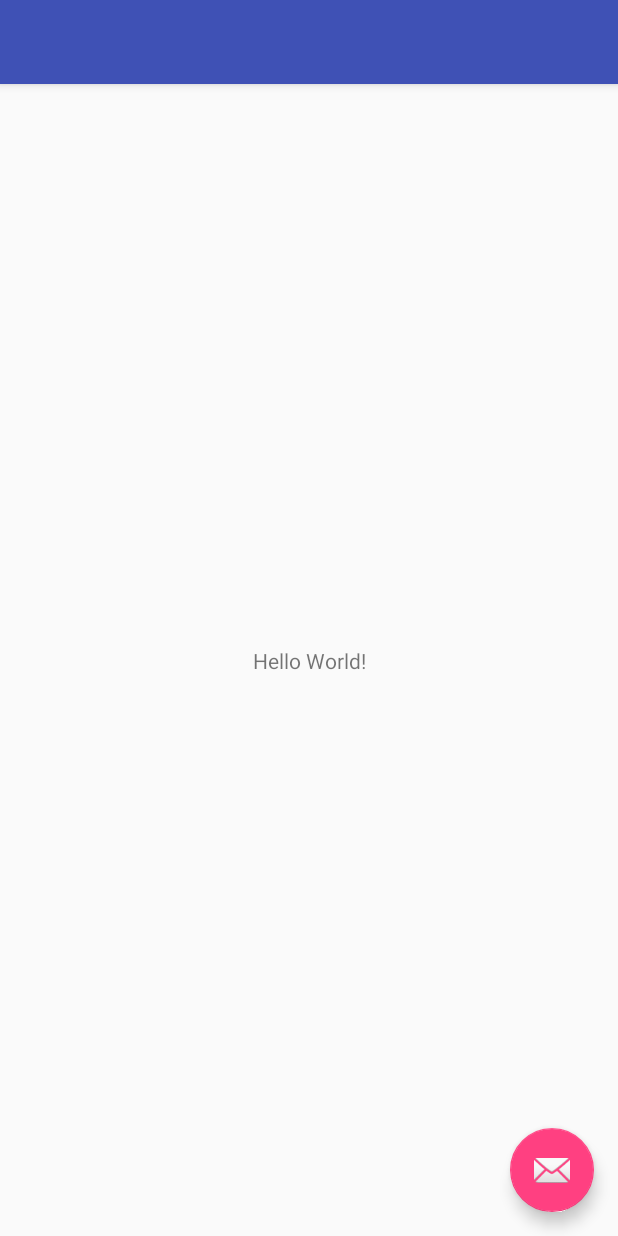
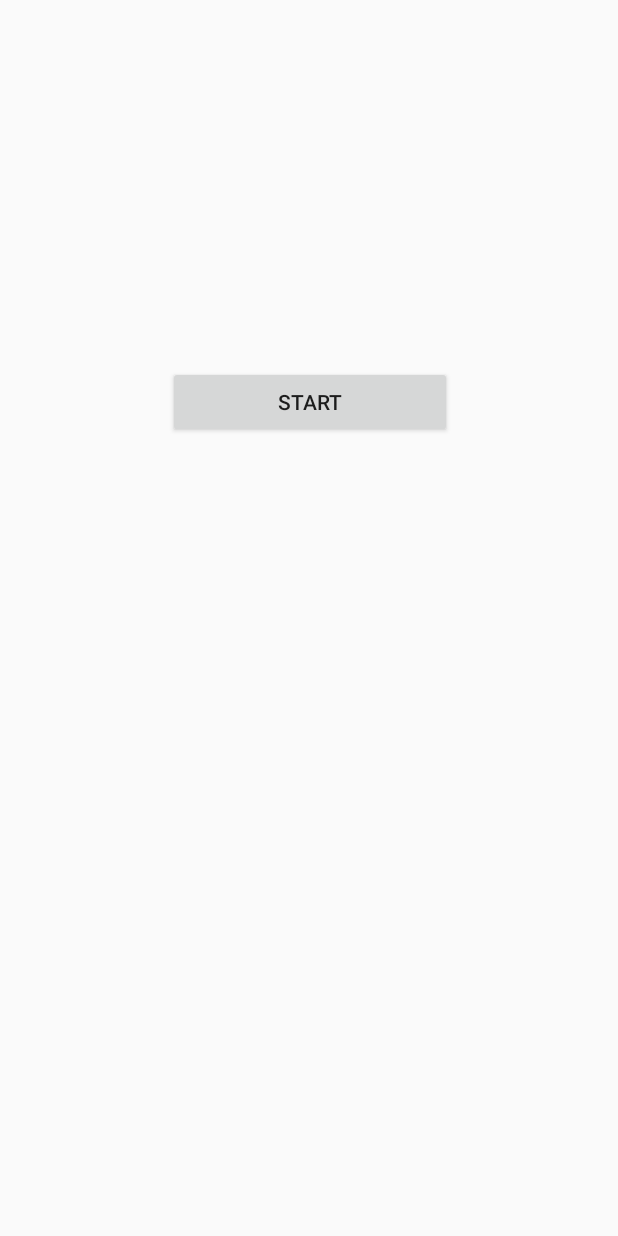
Before and after one commit to S0uthpaw/Faita, an Android app: the layout activity_space_invaders.xml on its own in the app's theme, with its tools: preview values and no code run, on a phone screen of 412 x 824 dp. Run offline under Robolectric (Android 15) with nearby library versions, the phone set to English and light mode, and no system bars.

Commit message:
Removed previous screens - added a barebones placeholder main menu

```diff
--- a/app/build.gradle
+++ b/app/build.gradle
@@ -24,7 +24,7 @@ android {
 
 dependencies {
     implementation fileTree(dir: 'libs', include: ['*.jar'])
-    implementation"org.jetbrains.kotlin:kotlin-stdlib-jre7:$kotlin_version"
+    implementation "org.jetbrains.kotlin:kotlin-stdlib-jre7:$kotlin_version"
     implementation 'com.android.support:appcompat-v7:26.1.0'
     implementation 'com.android.support.constraint:constraint-layout:1.0.2'
     implementation 'com.android.support:design:26.1.0'
--- a/app/src/main/java/com/example/tyler/spaceinvaders_2/Invader.java
+++ b/app/src/main/java/com/example/tyler/spaceinvaders_2/Invader.java
@@ -57,8 +57,8 @@ public class Invader {
         y = row * (length + padding/4);
 
         // Initialize the bitmap
-        bitmap1 = BitmapFactory.decodeResource(context.getResources(), R.drawable.invaderUp);
-        bitmap2 = BitmapFactory.decodeResource(context.getResources(), R.drawable.invaderDown);
+        bitmap1 = BitmapFactory.decodeResource(context.getResources(), R.drawable.invader_up);
+        bitmap2 = BitmapFactory.decodeResource(context.getResources(), R.drawable.invader_down);
 
         // stretch the first bitmap to a size appropriate for the screen resolution
         bitmap1 = Bitmap.createScaledBitmap(bitmap1,
--- a/app/src/main/java/com/example/tyler/spaceinvaders_2/SpaceInvadersActivity.java
+++ b/app/src/main/java/com/example/tyler/spaceinvaders_2/SpaceInvadersActivity.java
@@ -1,6 +1,7 @@
 package com.example.tyler.spaceinvaders_2;
 
 import android.app.Activity;
+import android.content.Intent;
 import android.graphics.Point;
 import android.os.Bundle;
 import android.view.Display;
@@ -18,6 +19,10 @@ public class SpaceInvadersActivity extends Activity {
     // It will also hold the logic of the game
     // and respond to screen touches
     SpaceInvadersView spaceInvadersView;
+
+    public SpaceInvadersActivity() {
+
+    }
 
     @Override
     protected void onCreate(Bundle savedInstanceState) {
--- a/app/src/main/res/layout/activity_space_invaders.xml
+++ b/app/src/main/res/layout/activity_space_invaders.xml
@@ -1,33 +1,34 @@
 <?xml version="1.0" encoding="utf-8"?>
-<android.support.design.widget.CoordinatorLayout xmlns:android="http://schemas.android.com/apk/res/android"
+<android.support.constraint.ConstraintLayout xmlns:android="http://schemas.android.com/apk/res/android"
     xmlns:app="http://schemas.android.com/apk/res-auto"
     xmlns:tools="http://schemas.android.com/tools"
+    android:id="@+id/coordinatorLayout"
     android:layout_width="match_parent"
     android:layout_height="match_parent"
-    tools:context="com.example.tyler.spaceinvaders_2.SpaceInvadersActivity">
+    tools:context="com.example.tyler.spaceinvaders_2.MainMenu">
+
+    <Button
+        android:id="@+id/Start"
+        android:layout_width="189dp"
+        android:layout_height="wrap_content"
+        android:layout_marginTop="244dp"
+        android:onClick="onCreate"
+        android:text="Start"
+        app:layout_constraintEnd_toEndOf="parent"
+        app:layout_constraintHorizontal_bias="0.502"
+        app:layout_constraintStart_toStartOf="parent"
+        app:layout_constraintTop_toTopOf="@+id/appBarLayout" />
 
     <android.support.design.widget.AppBarLayout
-        android:layout_width="match_parent"
+        android:id="@+id/appBarLayout"
+        android:layout_width="0dp"
         android:layout_height="wrap_content"
-        android:theme="@style/AppTheme.AppBarOverlay">
-
-        <android.support.v7.widget.Toolbar
-            android:id="@+id/toolbar"
-            android:layout_width="match_parent"
-            android:layout_height="?attr/actionBarSize"
-            android:background="?attr/colorPrimary"
-            app:popupTheme="@style/AppTheme.PopupOverlay" />
+        android:theme="@style/AppTheme.AppBarOverlay"
+        app:layout_constraintBottom_toTopOf="parent"
+        app:layout_constraintEnd_toEndOf="parent"
+        app:layout_constraintStart_toStartOf="parent"
+        app:layout_constraintTop_toTopOf="parent">
 
     </android.support.design.widget.AppBarLayout>
 
-    <include layout="@layout/content_space_invaders" />
-
-    <android.support.design.widget.FloatingActionButton
-        android:id="@+id/fab"
-        android:layout_width="wrap_content"
-        android:layout_height="wrap_content"
-        android:layout_gravity="bottom|end"
-        android:layout_margin="@dimen/fab_margin"
-        app:srcCompat="@android:drawable/ic_dialog_email" />
-
-</android.support.design.widget.CoordinatorLayout>
+</android.support.constraint.ConstraintLayout>
--- a/app/src/main/res/layout/content_space_invaders.xml
+++ b/app/src/main/res/layout/content_space_invaders.xml
@@ -8,13 +8,4 @@
     tools:context="com.example.tyler.spaceinvaders_2.SpaceInvadersActivity"
     tools:showIn="@layout/activity_space_invaders">
 
-    <TextView
-        android:layout_width="wrap_content"
-        android:layout_height="wrap_content"
-        android:text="Hello World!"
-        app:layout_constraintBottom_toBottomOf="parent"
-        app:layout_constraintLeft_toLeftOf="parent"
-        app:layout_constraintRight_toRightOf="parent"
-        app:layout_constraintTop_toTopOf="parent" />
-
 </android.support.constraint.ConstraintLayout>
--- a/app/src/main/res/menu/menu_space_invaders.xml
+++ b/app/src/main/res/menu/menu_space_invaders.xml
@@ -5,6 +5,5 @@
     <item
         android:id="@+id/action_settings"
         android:orderInCategory="100"
-        android:title="@string/action_settings"
-        app:showAsAction="never" />
+        android:title="@string/action_settings" />
 </menu>
```
Also changed, not shown: app/src/main/AndroidManifest.xml (+5 -7 lines), app/src/main/java/com/example/tyler/spaceinvaders_2/MainMenu.java (added, +31 -0 lines), app/src/main/res/layout/activity_main_menu.xml (added, +25 -0 lines), app/src/main/res/menu/main_menu.xml (added, +14 -0 lines), app/src/main/res/drawable-v24/invader_down.png (renamed from app/src/main/res/drawable-v24/invaderDown.png), app/src/main/res/drawable-v24/invader_up.png (renamed from app/src/main/res/drawable-v24/invaderUp.png).
